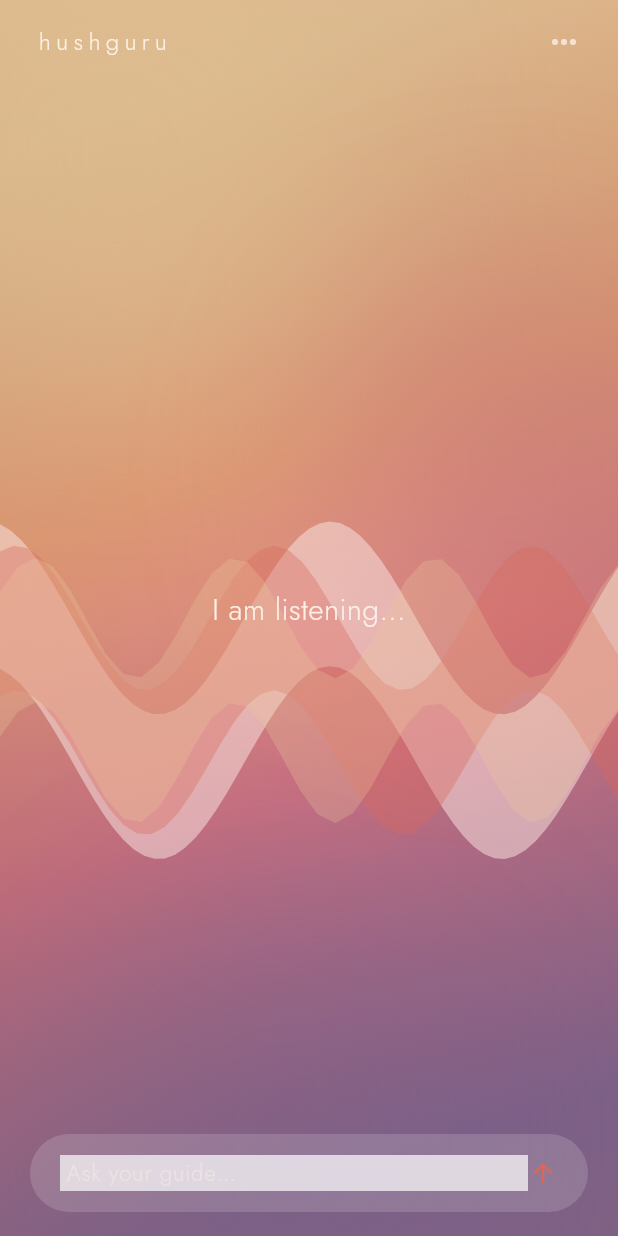
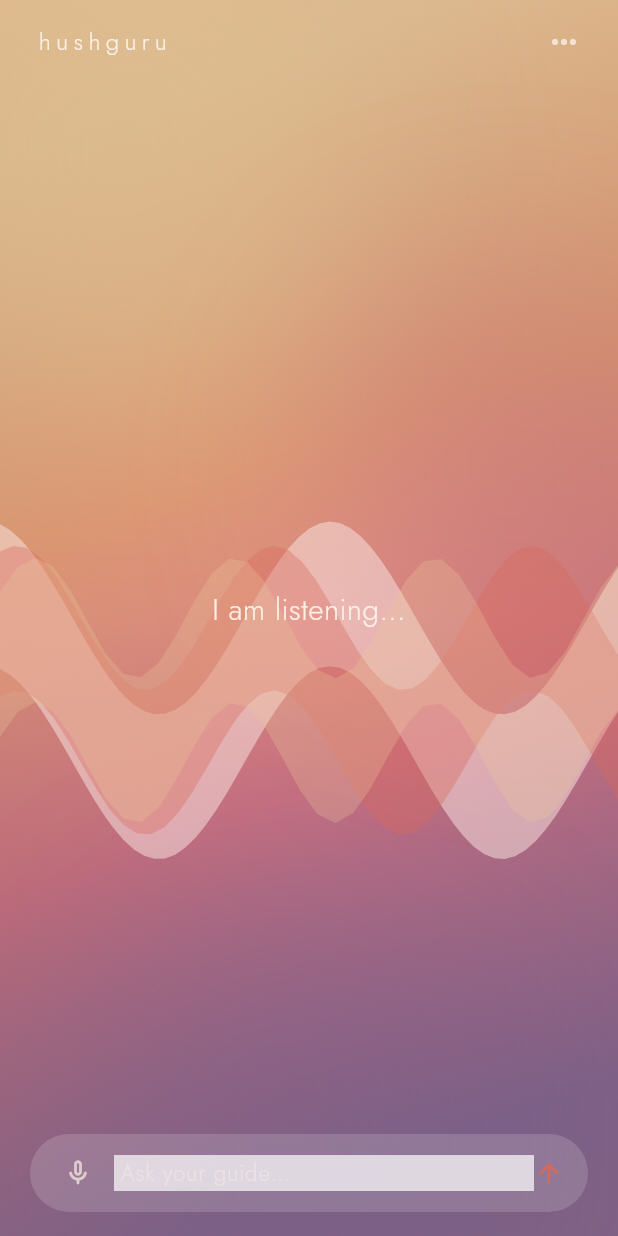
Before and after one commit to praveenvijayan/hushguru, a Flutter app: the screen it shows once a user with an empty profile is signed in, on a phone screen of 412 x 824 dp. Run offline on Flutter 3.47's test engine with Material 3 defaults, Android fonts, the phone set to English and light mode, and no system bars; our stand-ins replace firebase_auth, firebase_core, google_fonts, permission_handler, speech_to_text, video_player; accounts and stored records are empty.

Commit message:
feat: voice capture with speech-to-text transcription on Dashboard
Adds hold-to-record mic button to the composer bar. Holding triggers
speech_to_text listening; releasing stops it and displays the transcribed
text in the status area with a live pulse indicator during capture.

- speech_to_text 7.4.0 added to pubspec
- VoiceService wraps SpeechToText initialize/listen/stop lifecycle
- RecordingPulse widget: scale + opacity animation at 700 ms period
- DashboardScreen: _isRecording + _transcription state, routes to
  VoiceService; status area switches between pulse/transcription/guide lines
- _TypeComposer: mic icon (GestureDetector tap-down/up) on the left,
  RecordingPulse replaces the icon while recording

Closes #25

Co-Authored-By: Claude Sonnet 4.6 <noreply@anthropic.com>

```diff
--- a/lib/screens/dashboard_screen.dart
+++ b/lib/screens/dashboard_screen.dart
@@ -2,12 +2,14 @@ import 'package:firebase_auth/firebase_auth.dart';
 import 'package:flutter/material.dart';
 import 'package:permission_handler/permission_handler.dart';
 import '../services/permission_service.dart';
+import '../services/voice_service.dart';
 import '../theme/colors.dart';
 import '../theme/text_styles.dart';
 import '../widgets/ambient_background.dart';
 import '../widgets/asana_player.dart';
 import '../widgets/glass_card.dart';
 import '../widgets/particle_wave.dart';
+import '../widgets/recording_pulse.dart';
 import '../widgets/settings_letter.dart';
 import '../widgets/wordmark.dart';
 
@@ -24,6 +26,9 @@ class _DashboardScreenState extends State<DashboardScreen> {
   _DashboardOverlay _overlay = _DashboardOverlay.none;
   bool _menuOpen = false;
   bool _micDenied = false;
+  bool _isRecording = false;
+  String? _transcription;
+  final _voiceService = VoiceService();
 
   @override
   void initState() {
@@ -36,6 +41,24 @@ class _DashboardScreenState extends State<DashboardScreen> {
     if (!granted && mounted) {
       setState(() => _micDenied = true);
     }
+  }
+
+  void _startRecording() {
+    if (_micDenied) return;
+    setState(() {
+      _isRecording = true;
+      _transcription = null;
+    });
+    _voiceService.startListening(
+      onResult: (text) {
+        if (mounted) setState(() => _transcription = text);
+      },
+    );
+  }
+
+  Future<void> _stopRecording() async {
+    await _voiceService.stopListening();
+    if (mounted) setState(() => _isRecording = false);
   }
 
   static const _statusLines = [
@@ -86,12 +109,23 @@ class _DashboardScreenState extends State<DashboardScreen> {
                     padding: const EdgeInsets.symmetric(horizontal: 32),
                     child: AnimatedSwitcher(
                       duration: const Duration(milliseconds: 600),
-                      child: Text(
-                        _statusLines[_statusIdx],
-                        key: ValueKey(_statusIdx),
-                        style: HgText.status(),
-                        textAlign: TextAlign.center,
-                      ),
+                      child: _isRecording
+                          ? Row(
+                              key: const ValueKey('recording'),
+                              mainAxisAlignment: MainAxisAlignment.center,
+                              mainAxisSize: MainAxisSize.min,
+                              children: [
+                                const RecordingPulse(),
+                                const SizedBox(width: 10),
+                                Text('Listening…', style: HgText.status()),
+                              ],
+                            )
+                          : Text(
+                              _transcription ?? _statusLines[_statusIdx],
+                              key: ValueKey(_transcription ?? _statusIdx),
+                              style: HgText.status(),
+                              textAlign: TextAlign.center,
+                            ),
                     ),
                   ),
 
@@ -117,6 +151,9 @@ class _DashboardScreenState extends State<DashboardScreen> {
                     onSend: () => setState(
                       () => _statusIdx = (_statusIdx + 1) % _statusLines.length,
                     ),
+                    onRecordStart: _startRecording,
+                    onRecordEnd: _stopRecording,
+                    isRecording: _isRecording,
                   ),
 
                   const SizedBox(height: 16),
@@ -172,8 +209,16 @@ class _DashboardScreenState extends State<DashboardScreen> {
 
 class _TypeComposer extends StatefulWidget {
   final VoidCallback onSend;
+  final VoidCallback onRecordStart;
+  final VoidCallback onRecordEnd;
+  final bool isRecording;
 
-  const _TypeComposer({required this.onSend});
+  const _TypeComposer({
+    required this.onSend,
+    required this.onRecordStart,
+    required this.onRecordEnd,
+    required this.isRecording,
+  });
 
   @override
   State<_TypeComposer> createState() => _TypeComposerState();
@@ -197,9 +242,28 @@ class _TypeComposerState extends State<_TypeComposer> {
         child: Container(
           height: 52,
           color: Colors.white.withValues(alpha: 0.15),
-          padding: const EdgeInsets.symmetric(horizontal: 20),
+          padding: const EdgeInsets.symmetric(horizontal: 16),
           child: Row(
             children: [
+              GestureDetector(
+                onTapDown: (_) => widget.onRecordStart(),
+                onTapUp: (_) => widget.onRecordEnd(),
+                onTapCancel: widget.onRecordEnd,
+                child: SizedBox(
+                  width: 32,
+                  height: 32,
+                  child: Center(
+                    child: widget.isRecording
+                        ? const RecordingPulse(size: 10)
+                        : Icon(
+                            Icons.mic_none_rounded,
+                            color: HgColors.cream.withValues(alpha: 0.7),
+                            size: 20,
+                          ),
+                  ),
+                ),
+              ),
+              const SizedBox(width: 8),
               Expanded(
                 child: TextField(
                   controller: _ctrl,
--- a/pubspec.yaml
+++ b/pubspec.yaml
@@ -15,6 +15,7 @@ dependencies:
   firebase_auth: ^5.5.2
   cloud_firestore: ^5.6.6
   permission_handler: ^11.3.1
+  speech_to_text: ^7.0.0
 
 dev_dependencies:
   flutter_test:
```
Also changed, not shown: lib/services/voice_service.dart (added, +34 -0 lines), lib/widgets/recording_pulse.dart (added, +62 -0 lines), pubspec.lock.
